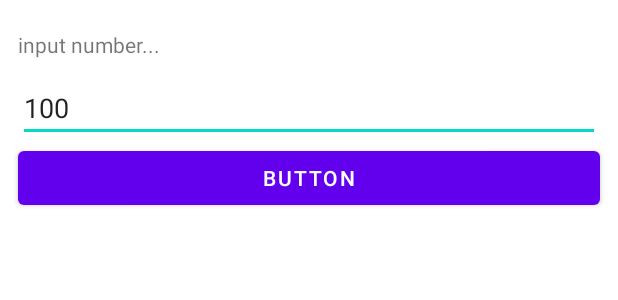
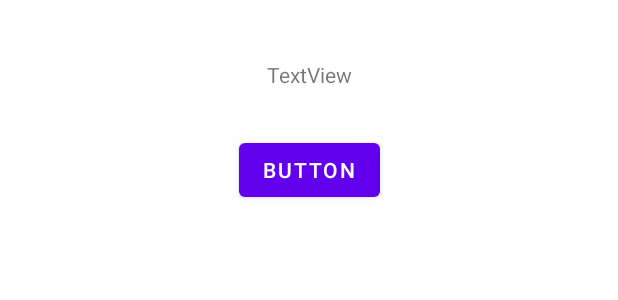
Before and after one commit to naoki1026/JetpackData, an Android app: the layout activity_main.xml on its own in the app's theme, with its tools: preview values and no code run, on a phone screen of 412 x 824 dp. Shown: the top 300 px of the screen. Run offline under Robolectric (Android 15) with nearby library versions, the phone set to English and light mode, and no system bars.

```diff
--- a/app/build.gradle
+++ b/app/build.gradle
@@ -32,6 +32,7 @@ android {
     }
 
     buildFeatures {
+        viewBinding = true
         dataBinding = true
     }
 }
--- a/app/src/main/res/layout/activity_main.xml
+++ b/app/src/main/res/layout/activity_main.xml
@@ -1,57 +1,26 @@
 <?xml version="1.0" encoding="utf-8"?>
-<layout xmlns:android="http://schemas.android.com/apk/res/android"
+<androidx.constraintlayout.widget.ConstraintLayout xmlns:android="http://schemas.android.com/apk/res/android"
     xmlns:app="http://schemas.android.com/apk/res-auto"
-    xmlns:tools="http://schemas.android.com/tools">
-
-    <data>
-        <import type="com.example.jetpackdata.bindingAdapter.PersonBinding" />
-        <variable
-            name="obj"
-            type="PersonBinding" />
-    </data>
-
-    <androidx.constraintlayout.widget.ConstraintLayout
     android:layout_width="match_parent"
-        android:layout_height="match_parent"
-        tools:context=".MainActivity">
+    android:layout_height="match_parent">
 
     <TextView
         android:id="@+id/text1"
-            android:layout_width="0dp"
+        android:layout_width="wrap_content"
         android:layout_height="wrap_content"
-            android:layout_marginStart="12dp"
-            android:layout_marginTop="20dp"
-            android:layout_marginEnd="12dp"
+        android:layout_marginTop="40dp"
+        android:text="TextView"
         app:layout_constraintEnd_toEndOf="parent"
         app:layout_constraintStart_toStartOf="parent"
-            android:text="input number..."
         app:layout_constraintTop_toTopOf="parent" />
 
-        <EditText
-            android:id="@+id/frm_number"
-            android:layout_width="0dp"
+    <Button
+        android:id="@+id/button1"
+        android:layout_width="wrap_content"
         android:layout_height="wrap_content"
-            android:layout_marginStart="12dp"
-            android:layout_marginTop="10dp"
-            android:layout_marginEnd="12dp"
-            android:text="100"
+        android:layout_marginTop="30dp"
+        android:text="Button"
         app:layout_constraintEnd_toEndOf="parent"
         app:layout_constraintStart_toStartOf="parent"
         app:layout_constraintTop_toBottomOf="@+id/text1" />
-
-        <Button
-            android:id="@+id/button1"
-            android:layout_width="0dp"
-            android:layout_height="wrap_content"
-            android:layout_marginStart="12dp"
-            android:layout_marginEnd="12dp"
-            android:text="Button"
-            android:onClick="@{(vw)-> obj.doIt(frmNumber, text1) }"
-            app:layout_constraintEnd_toEndOf="parent"
-            app:layout_constraintHorizontal_bias="1.0"
-            app:layout_constraintStart_toStartOf="parent"
-            app:layout_constraintTop_toBottomOf="@+id/frm_number" />
-
-
 </androidx.constraintlayout.widget.ConstraintLayout>
-</layout>
```
Also changed, not shown: app/src/main/java/com/example/jetpackdata/MainActivity.kt (+23 -8 lines), app/src/main/java/com/example/jetpackdata/viewModel/MyViewModel.kt (+11 -41 lines). Lines whose indentation alone changed are shown as unchanged.
